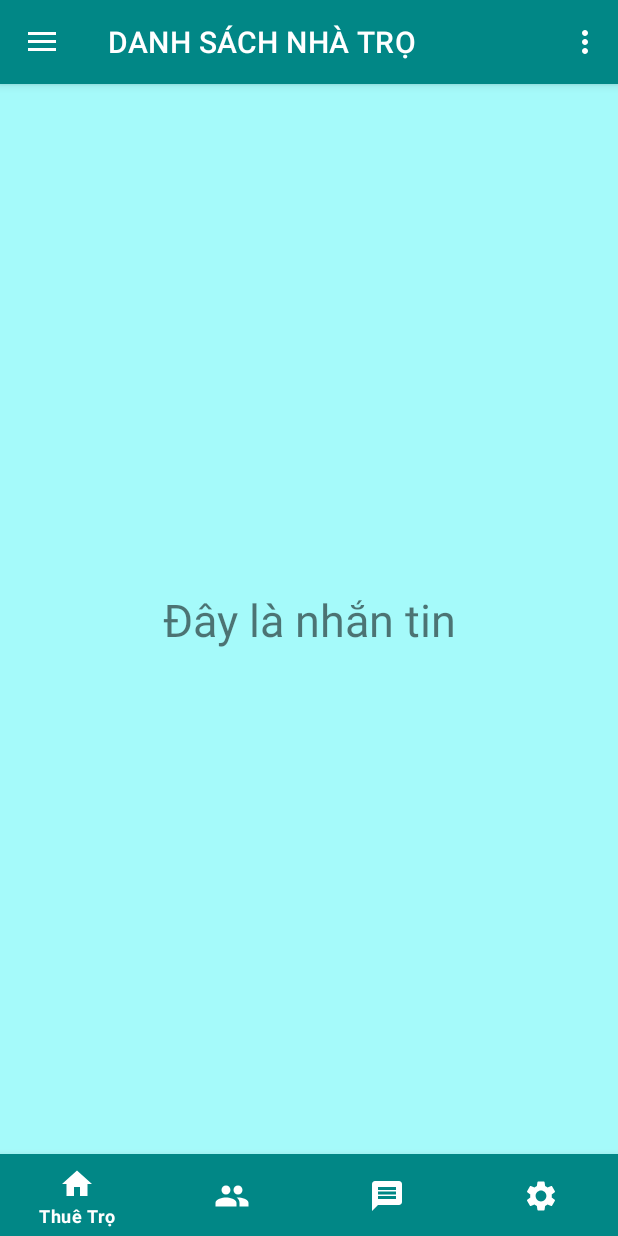
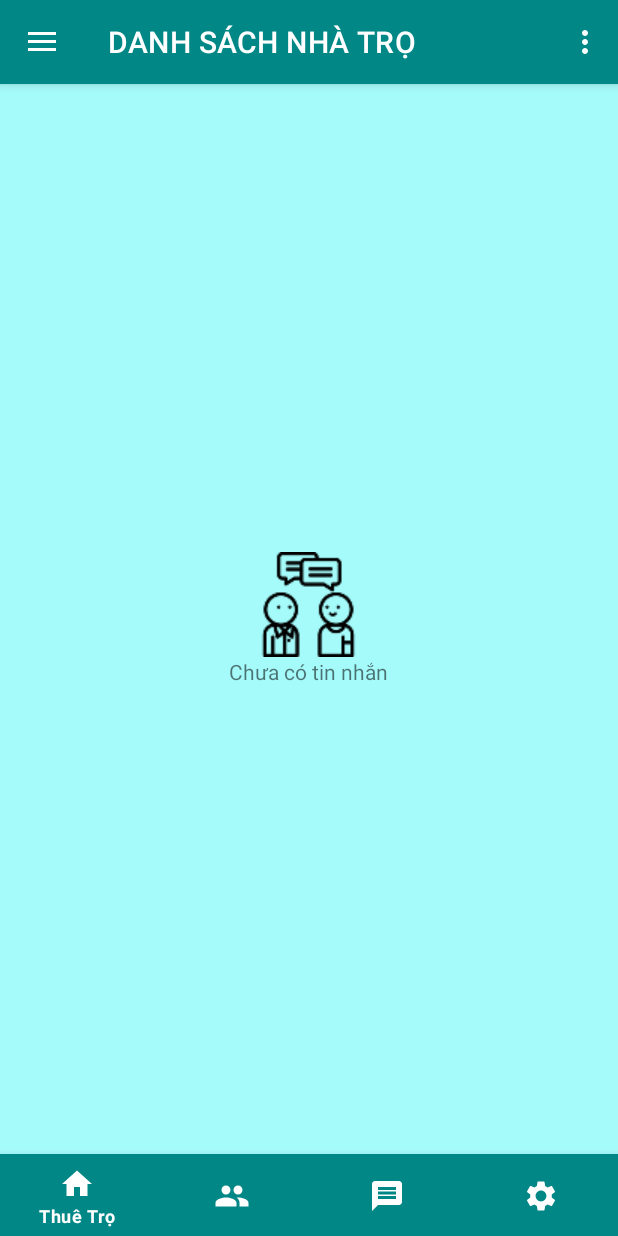
Before and after one commit to Lengochuy1302/DuAnTimKiemPhongTro, an Android app: the fragment NhanTin_Fragment placed in its activity, on a phone screen of 412 x 824 dp. Run offline under Robolectric (Android 15) with nearby library versions, the phone set to English and light mode, and no system bars; our stand-ins replace Firebase (no records; nobody signed in at launch, a user with empty details on screens opened directly), Picasso.

Commit message:
Thêm fragment tin nhắn và thiết kế act Tin nhắn

```diff
--- a/app/src/main/AndroidManifest.xml
+++ b/app/src/main/AndroidManifest.xml
@@ -1,14 +1,12 @@
 <?xml version="1.0" encoding="utf-8"?>
 <manifest xmlns:android="http://schemas.android.com/apk/res/android"
     package="com.example.duanaeth">
-
     <!--
          The ACCESS_COARSE/FINE_LOCATION permissions are not required to use
          Google Maps Android API v2, but you must specify either coarse or fine
          location permissions for the "MyLocation" functionality.
     -->
     <uses-permission android:name="android.permission.ACCESS_FINE_LOCATION" />
-
     <!--
          The ACCESS_COARSE/FINE_LOCATION permissions are not required to use
          Google Maps Android API v2, but you must specify either coarse or fine
@@ -34,7 +32,9 @@
         android:roundIcon="@drawable/iconlogoapp"
         android:supportsRtl="true"
         android:theme="@style/Theme.DuAnAETH">
-
+        <activity
+            android:name=".FragmentLayout.NhanTin.Nhantin_Activity"
+            android:exported="false" />
         <!--
              The API key for Google Maps-based APIs is defined as a string resource.
              (See the file "res/values/google_maps_api.xml").
--- /dev/null
+++ b/app/src/main/res/drawable/ic_baseline_account_circle_24.xml
@@ -0,0 +1,5 @@
+<vector android:height="24dp" android:tint="#FFFFFF"
+    android:viewportHeight="24" android:viewportWidth="24"
+    android:width="24dp" xmlns:android="http://schemas.android.com/apk/res/android">
+    <path android:fillColor="@android:color/white" android:pathData="M12,2C6.48,2 2,6.48 2,12s4.48,10 10,10 10,-4.48 10,-10S17.52,2 12,2zM12,5c1.66,0 3,1.34 3,3s-1.34,3 -3,3 -3,-1.34 -3,-3 1.34,-3 3,-3zM12,19.2c-2.5,0 -4.71,-1.28 -6,-3.22 0.03,-1.99 4,-3.08 6,-3.08 1.99,0 5.97,1.09 6,3.08 -1.29,1.94 -3.5,3.22 -6,3.22z"/>
+</vector>
--- /dev/null
+++ b/app/src/main/res/drawable/ic_baseline_delete_24.xml
@@ -0,0 +1,5 @@
+<vector android:height="24dp" android:tint="#FFFFFF"
+    android:viewportHeight="24" android:viewportWidth="24"
+    android:width="24dp" xmlns:android="http://schemas.android.com/apk/res/android">
+    <path android:fillColor="@android:color/white" android:pathData="M6,19c0,1.1 0.9,2 2,2h8c1.1,0 2,-0.9 2,-2V7H6v12zM19,4h-3.5l-1,-1h-5l-1,1H5v2h14V4z"/>
+</vector>
--- /dev/null
+++ b/app/src/main/res/drawable/ic_baseline_image_24.xml
@@ -0,0 +1,5 @@
+<vector android:height="24dp" android:tint="#FFFFFF"
+    android:viewportHeight="24" android:viewportWidth="24"
+    android:width="24dp" xmlns:android="http://schemas.android.com/apk/res/android">
+    <path android:fillColor="@android:color/white" android:pathData="M21,19V5c0,-1.1 -0.9,-2 -2,-2H5c-1.1,0 -2,0.9 -2,2v14c0,1.1 0.9,2 2,2h14c1.1,0 2,-0.9 2,-2zM8.5,13.5l2.5,3.01L14.5,12l4.5,6H5l3.5,-4.5z"/>
+</vector>
--- /dev/null
+++ b/app/src/main/res/drawable/ic_baseline_mic_24.xml
@@ -0,0 +1,5 @@
+<vector android:height="24dp" android:tint="#FFFFFF"
+    android:viewportHeight="24" android:viewportWidth="24"
+    android:width="24dp" xmlns:android="http://schemas.android.com/apk/res/android">
+    <path android:fillColor="@android:color/white" android:pathData="M12,14c1.66,0 2.99,-1.34 2.99,-3L15,5c0,-1.66 -1.34,-3 -3,-3S9,3.34 9,5v6c0,1.66 1.34,3 3,3zM17.3,11c0,3 -2.54,5.1 -5.3,5.1S6.7,14 6.7,11L5,11c0,3.41 2.72,6.23 6,6.72L11,21h2v-3.28c3.28,-0.48 6,-3.3 6,-6.72h-1.7z"/>
+</vector>
--- a/app/src/main/res/layout/fragment_nhan_tin_.xml
+++ b/app/src/main/res/layout/fragment_nhan_tin_.xml
@@ -12,15 +12,32 @@
         android:background="#A5FAFA"
         android:layout_height="match_parent">
 
-        <TextView
-            android:layout_width="wrap_content"
-            android:layout_height="wrap_content"
-            android:text="Đây là nhắn tin"
-            android:textSize="30dp"
-            app:layout_constraintBottom_toBottomOf="parent"
-            app:layout_constraintEnd_toEndOf="parent"
-            app:layout_constraintStart_toStartOf="parent"
-            app:layout_constraintTop_toTopOf="parent"
-            tools:layout_editor_absoluteX="113dp" />
+        <LinearLayout
+            android:orientation="vertical"
+            android:gravity="center"
+            android:id="@+id/laChuaCoTinNhan"
+            android:layout_width="match_parent"
+            android:layout_height="match_parent">
+            <ImageView
+                android:src="@drawable/tinnhan"
+                android:id="@+id/avachuatinnhan"
+                android:layout_width="wrap_content"
+                android:layout_height="wrap_content">
+            </ImageView>
+            <TextView
+                android:text="Chưa có tin nhắn"
+              android:id="@+id/tvChuaCoTinNhan"
+                android:layout_width="wrap_content"
+                android:layout_height="wrap_content">
+
+            </TextView>
+
+        </LinearLayout>
+        <androidx.recyclerview.widget.RecyclerView
+            android:id="@+id/danhsachtinnhan"
+            android:layout_width="match_parent"
+            android:layout_height="match_parent">
+
+        </androidx.recyclerview.widget.RecyclerView>
     </androidx.constraintlayout.widget.ConstraintLayout>
 </FrameLayout>
```
Also changed, not shown: app/src/main/java/com/example/duanaeth/FragmentLayout/NhanTin/Nhantin_Activity.java (added, +16 -0 lines), app/src/main/res/layout/activity_nhantin.xml (added, +90 -0 lines), app/src/main/res/drawable/tinnhan.png (added).
